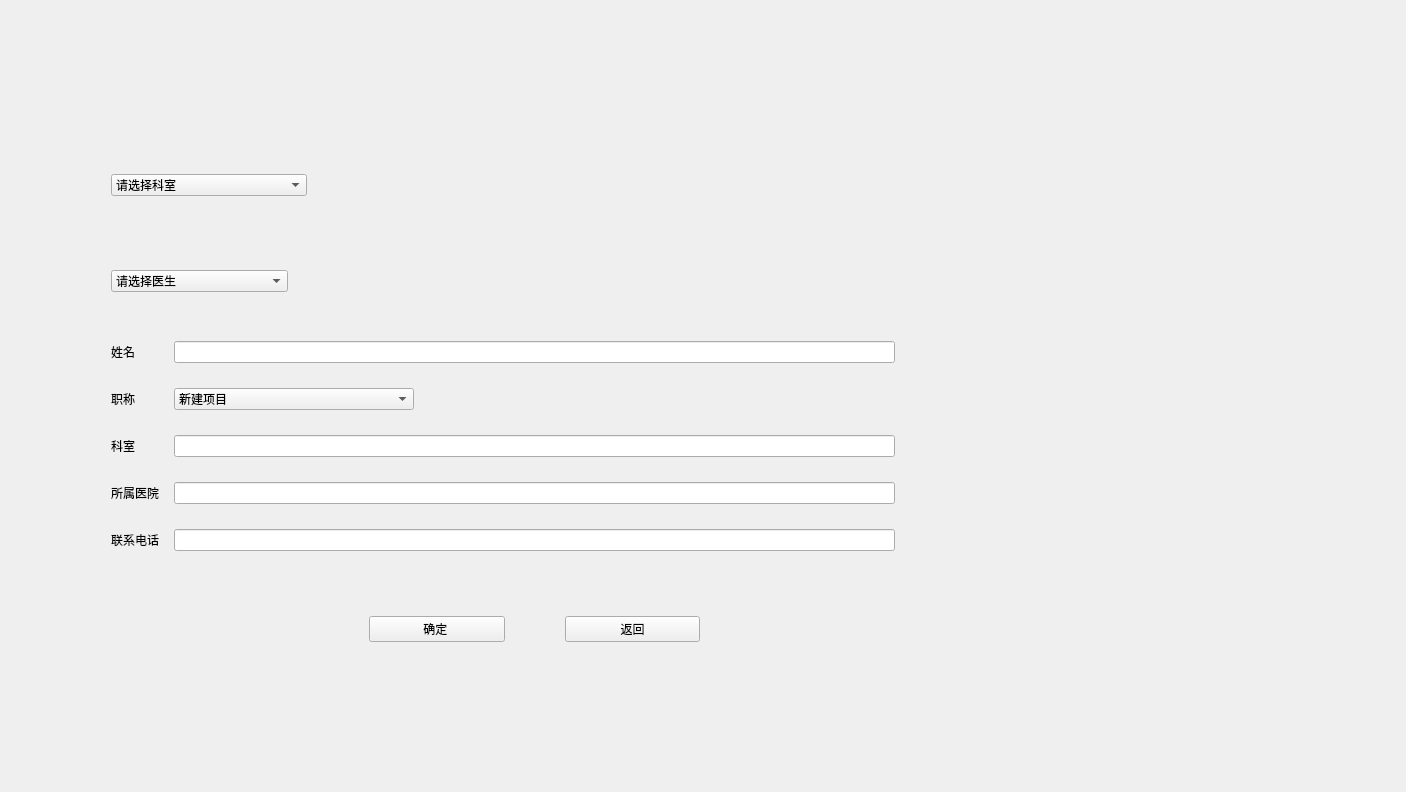
This is ui/ViewDoctorInformations.ui in BottleOfErie/SmartHospital as Qt 5 draws it before an edit. The edited form follows.
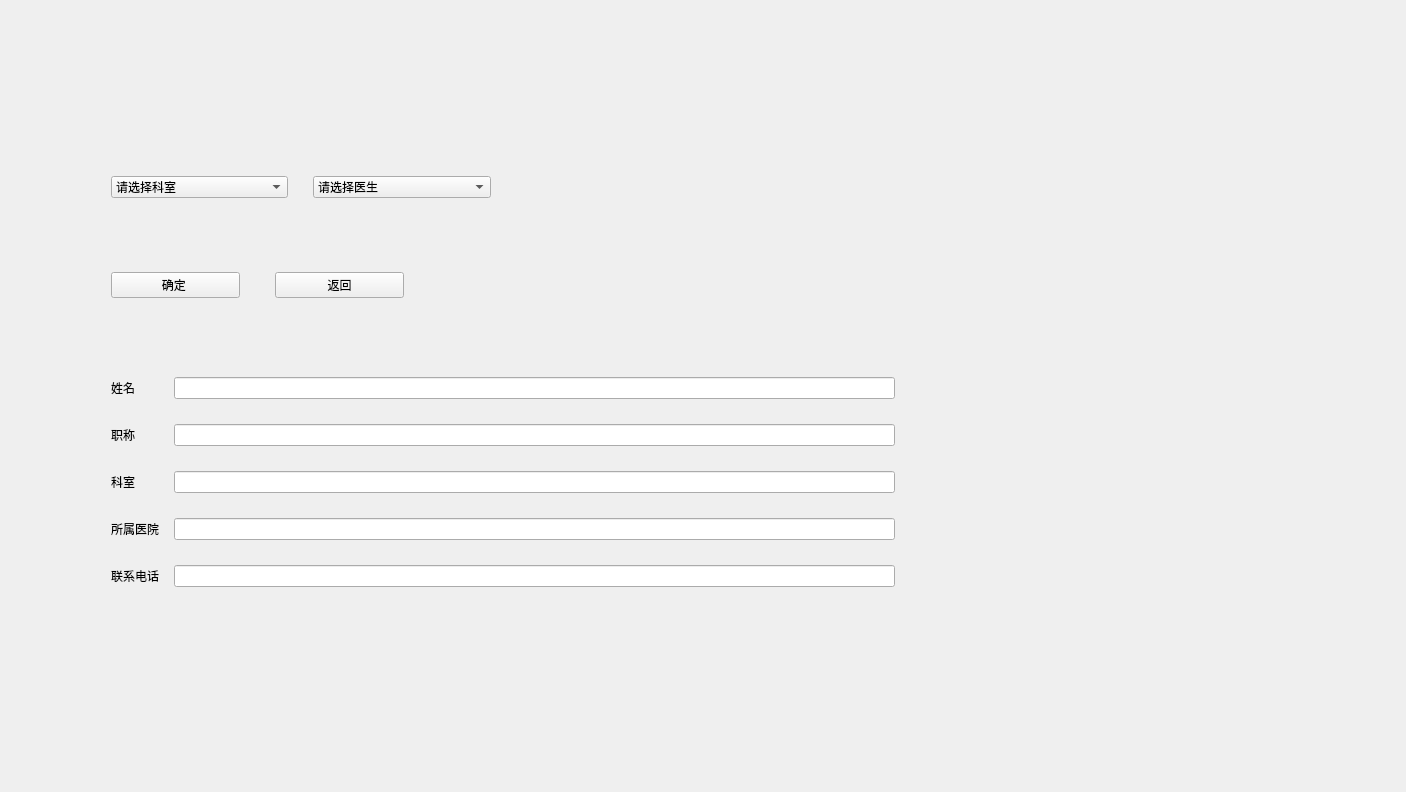
This is the edited form. Icons and pictures are not drawn.

Commit message: 实现查看医生信息功能

```diff
--- a/ui/ViewDoctorInformations.ui
+++ b/ui/ViewDoctorInformations.ui
@@ -44,7 +44,7 @@
      <item>
       <layout class="QHBoxLayout" name="horizontalLayout_2">
        <property name="spacing">
-        <number>0</number>
+        <number>25</number>
        </property>
        <item>
         <widget class="QComboBox" name="comboBox">
@@ -105,6 +105,15 @@
          </item>
         </widget>
        </item>
+       <item>
+        <widget class="QComboBox" name="comboBox_2">
+         <item>
+          <property name="text">
+           <string>请选择医生</string>
+          </property>
+         </item>
+        </widget>
+       </item>
        <item>
         <widget class="QLabel" name="label_7">
          <property name="text">
@@ -119,39 +128,25 @@
          </property>
         </widget>
        </item>
-       <item>
-        <widget class="QLabel" name="label_2">
-         <property name="text">
-          <string/>
-         </property>
-        </widget>
-       </item>
       </layout>
      </item>
      <item>
       <layout class="QHBoxLayout" name="horizontalLayout_3">
+       <property name="spacing">
+        <number>35</number>
+       </property>
        <item>
-        <widget class="QComboBox" name="comboBox_2">
-         <item>
-          <property name="text">
-           <string>请选择医生</string>
-          </property>
-         </item>
-         <item>
-          <property name="text">
-           <string>新建项目</string>
-          </property>
-         </item>
-         <item>
-          <property name="text">
-           <string>新建项目</string>
-          </property>
-         </item>
-         <item>
-          <property name="text">
-           <string>新建项目</string>
-          </property>
-         </item>
+        <widget class="QPushButton" name="pushButton">
+         <property name="text">
+          <string>确定 </string>
+         </property>
+        </widget>
+       </item>
+       <item>
+        <widget class="QPushButton" name="pushButton_2">
+         <property name="text">
+          <string>返回</string>
+         </property>
         </widget>
        </item>
        <item>
@@ -161,6 +156,13 @@
          </property>
         </widget>
        </item>
+       <item>
+        <widget class="QLabel" name="label_2">
+         <property name="text">
+          <string/>
+         </property>
+        </widget>
+       </item>
        <item>
         <widget class="QLabel" name="label_9">
          <property name="text">
@@ -168,13 +170,6 @@
          </property>
         </widget>
        </item>
-       <item>
-        <widget class="QLabel" name="label_11">
-         <property name="text">
-          <string/>
-         </property>
-        </widget>
-       </item>
       </layout>
      </item>
      <item>
@@ -185,6 +180,9 @@
        <property name="verticalSpacing">
         <number>25</number>
        </property>
+       <property name="topMargin">
+        <number>30</number>
+       </property>
        <item row="0" column="0">
         <widget class="QLabel" name="label">
          <property name="text">
@@ -202,63 +200,6 @@
          </property>
         </widget>
        </item>
-       <item row="1" column="1">
-        <layout class="QHBoxLayout" name="horizontalLayout_10">
-         <item>
-          <widget class="QComboBox" name="comboBox_3">
-           <item>
-            <property name="text">
-             <string>新建项目</string>
-            </property>
-           </item>
-           <item>
-            <property name="text">
-             <string>新建项目</string>
-            </property>
-           </item>
-           <item>
-            <property name="text">
-             <string>新建项目</string>
-            </property>
-           </item>
-           <item>
-            <property name="text">
-             <string>新建项目</string>
-            </property>
-           </item>
-           <item>
-            <property name="text">
-             <string>新建项目</string>
-            </property>
-           </item>
-           <item>
-            <property name="text">
-             <string>新建项目</string>
-            </property>
-           </item>
-           <item>
-            <property name="text">
-             <string>新建项目</string>
-            </property>
-           </item>
-          </widget>
-         </item>
-         <item>
-          <widget class="QLabel" name="label_12">
-           <property name="text">
-            <string/>
-           </property>
-          </widget>
-         </item>
-         <item>
-          <widget class="QLabel" name="label_13">
-           <property name="text">
-            <string/>
-           </property>
-          </widget>
-         </item>
-        </layout>
-       </item>
        <item row="2" column="0">
         <widget class="QLabel" name="label_4">
          <property name="text">
@@ -289,43 +230,8 @@
        <item row="4" column="1">
         <widget class="QLineEdit" name="lineEdit_5"/>
        </item>
-       <item row="5" column="1">
-        <layout class="QHBoxLayout" name="horizontalLayout">
-         <property name="spacing">
-          <number>60</number>
-         </property>
-         <property name="topMargin">
-          <number>40</number>
-         </property>
-         <item>
-          <widget class="QLabel" name="label_14">
-           <property name="text">
-            <string/>
-           </property>
-          </widget>
-         </item>
-         <item>
-          <widget class="QPushButton" name="pushButton">
-           <property name="text">
-            <string>确定 </string>
-           </property>
-          </widget>
-         </item>
-         <item>
-          <widget class="QPushButton" name="pushButton_2">
-           <property name="text">
-            <string>返回</string>
-           </property>
-          </widget>
-         </item>
-         <item>
-          <widget class="QLabel" name="label_15">
-           <property name="text">
-            <string/>
-           </property>
-          </widget>
-         </item>
-        </layout>
+       <item row="1" column="1">
+        <widget class="QLineEdit" name="lineEdit_2"/>
        </item>
       </layout>
      </item>
```
